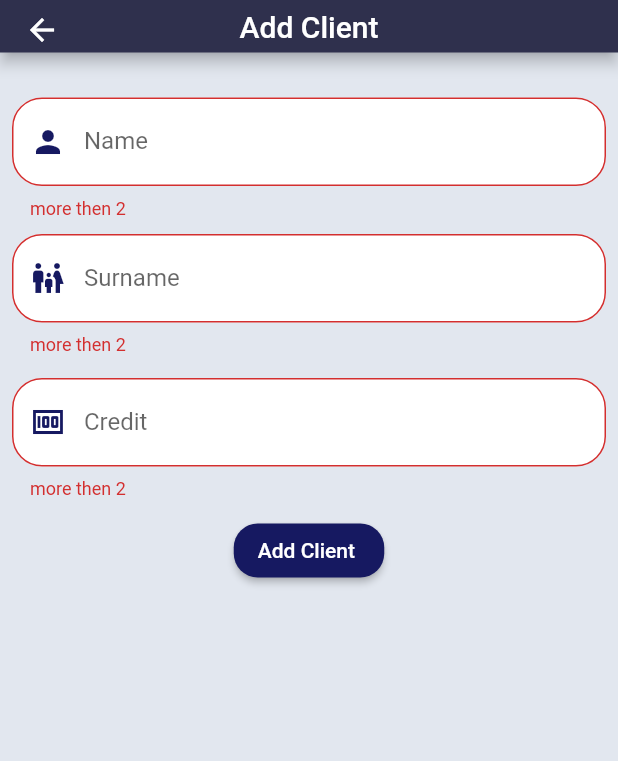
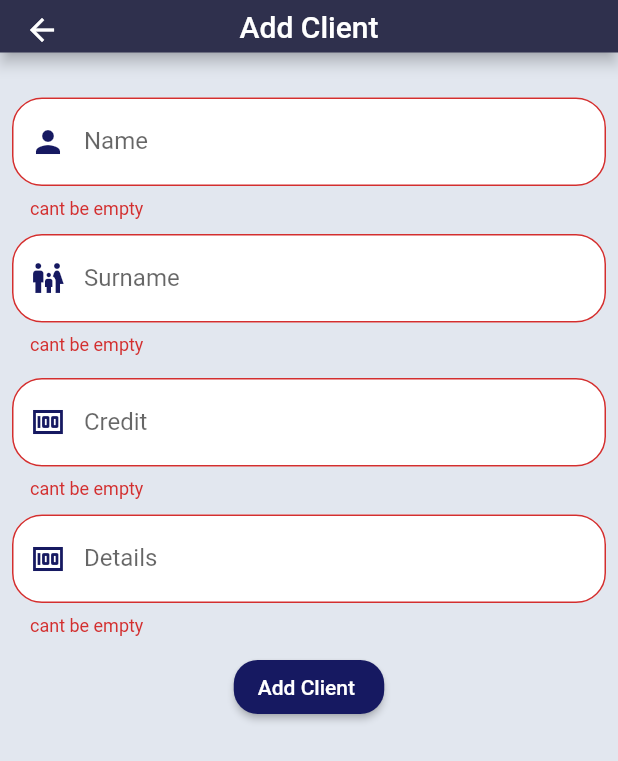
Before and after one commit to hichembtb/noter, a Flutter app: the AddClient screen opened by its route, after a tap on "Add Client", on a phone screen of 412 x 824 dp. Shown: the top 761 px of the screen. Run offline on Flutter 3.47's test engine with Material 2 defaults, Android fonts, the phone set to English and light mode, and no system bars; our stand-ins replace awesome_dialog, cloud_firestore, firebase_auth, firebase_core, get; accounts and stored records are empty.

Commit message:
details added

```diff
--- a/lib/core/constants/colors/app_color.dart
+++ b/lib/core/constants/colors/app_color.dart
@@ -2,6 +2,7 @@ import 'package:flutter/material.dart';
 
 class AppColor {
   static const Color kMainBackColor = Color(0xffe2e7ef);
+  static const Color kWhiteColor = Colors.white;
   static const Color kButtonColor = Color.fromARGB(255, 22, 25, 97);
   static const Color kFillTextFieldColor = Color(0xFFe2f1ff);
   static const Color kAppBarColor = Color.fromARGB(255, 47, 48, 77);
--- a/lib/core/controllers/add_client_controller.dart
+++ b/lib/core/controllers/add_client_controller.dart
@@ -3,13 +3,12 @@ import 'package:firebase_auth/firebase_auth.dart';
 import 'package:flutter/material.dart';
 import 'package:get/get.dart';
 import 'package:noter/core/constants/routes/app_routes.dart';
-
-import '../constants/colors/app_color.dart';
 import '../utils/show_loading.dart';
 
 class AddClientController extends GetxController {
   late String name;
   late String surname;
+  late String details;
   late double credit;
   GlobalKey<FormState> formstate = GlobalKey<FormState>();
   CollectionReference clientRef =
@@ -24,17 +23,12 @@ class AddClientController extends GetxController {
           'name': name,
           'surname': surname,
           'credit': credit,
+          'details': details,
           'date': DateTime.now().toString(),
           'refId': FirebaseAuth.instance.currentUser!.uid,
           'payment': [],
         }).then(
           (value) {
-            Get.snackbar(
-              'Alert',
-              'please refresh the page to update your data',
-              colorText: AppColor.kButtonColor,
-              duration: const Duration(seconds: 5),
-            );
             Get.offAllNamed(AppRoute.homepage);
           },
         ).catchError(
--- a/lib/core/controllers/homepage_controller.dart
+++ b/lib/core/controllers/homepage_controller.dart
@@ -3,9 +3,11 @@ import 'package:firebase_auth/firebase_auth.dart';
 import 'package:flutter/material.dart';
 import 'package:get/get.dart';
 import 'package:noter/core/constants/routes/app_routes.dart';
+import 'package:noter/core/utils/show_details.dart';
 import 'package:noter/models/client_model.dart';
 
 class HomePageController extends GetxController {
+  late dynamic addedDate;
   // Sign out
   signout() async {
     await FirebaseAuth.instance.signOut();
@@ -16,15 +18,24 @@ class HomePageController extends GetxController {
 // ! Navigation Function
   navToAdd() {
     Get.toNamed(AppRoute.addclient);
+    Get.delete<HomePageController>();
   }
 
-  navToView(String name, String surname, double credit, List payment) {
+  navToView(String name, String surname, double credit, List payment,
+      String details) {
     Get.toNamed(AppRoute.viewclient, arguments: {
       "name": name,
       "surname": surname,
       "credit": credit,
       "payment": payment,
+      "details": details,
     });
+    Get.delete<HomePageController>();
+  }
+
+  showDetailsDialog(
+      String name, String date, String details, BuildContext context) {
+    showDetails(name, date, details, context);
   }
 
   // ! Variable For Function Fetch Client
@@ -35,13 +46,13 @@ class HomePageController extends GetxController {
   User? currentUser = FirebaseAuth.instance.currentUser!;
   Future fetchClients() async {
     clientInstance.clear();
-    QuerySnapshot<Object?> clientQuery = await clientRef
-        .where('refId', isEqualTo: currentUser!.uid)
-        .get();
+    QuerySnapshot<Object?> clientQuery =
+        await clientRef.where('refId', isEqualTo: currentUser!.uid).get();
     clientDocs = clientQuery.docs;
     for (QueryDocumentSnapshot<Object?> client in clientDocs) {
       Map<String, dynamic> clientData = client.data() as Map<String, dynamic>;
       clientInstance.add(ClientModel.fromMap(clientData));
+
       update();
     }
   }
--- /dev/null
+++ b/lib/core/functions/validator.dart
@@ -0,0 +1,28 @@
+import 'package:get/get.dart';
+
+validator(String value, int min, int max, String type) {
+  // chekc if entred value is a username
+  if (type == 'username') {
+    if (!GetUtils.isUsername(value)) {
+      return "User Name too long";
+    }
+  }
+  // chekc if entred value is a email
+  if (type == 'email') {
+    if (!GetUtils.isEmail(value)) {
+      return "email not valid";
+    }
+  }
+  // check if entred value is empty
+  if (value.isEmpty) {
+    return 'cant be empty';
+  }
+  // check if entred value is less than min
+  if (value.length < min) {
+    return 'cant be less than $min';
+  }
+  // check if entred value is less than max
+  if (value.length > max) {
+    return 'cant be less than $max';
+  }
+}
--- a/lib/core/utils/show_loading.dart
+++ b/lib/core/utils/show_loading.dart
@@ -1,5 +1,4 @@
 import 'package:flutter/material.dart';
-
 import '../constants/colors/app_color.dart';
 
 showLoading(context) {
--- a/lib/core/widgets/add_client_text_field.dart
+++ b/lib/core/widgets/add_client_text_field.dart
@@ -0,0 +1,43 @@
+import 'package:flutter/material.dart';
+import '../constants/colors/app_color.dart';
+
+class AddClientTextField extends StatelessWidget {
+  const AddClientTextField({
+    Key? key,
+    required this.validator,
+    required this.onSaved,
+    required this.labelText,
+    required this.keyboardType,
+    required this.icon,
+    this.maxLines,
+  }) : super(key: key);
+  //
+  final String? Function(String?)? validator;
+  final void Function(String?)? onSaved;
+  final String? labelText;
+  final IconData icon;
+  final int? maxLines;
+  final TextInputType? keyboardType;
+  //
+  @override
+  Widget build(BuildContext context) {
+    return TextFormField(
+      validator: validator,
+      onSaved: onSaved,
+      keyboardType: keyboardType,
+      maxLines: maxLines,
+      decoration: InputDecoration(
+        labelText: labelText,
+        prefixIcon: Icon(
+          icon,
+          color: AppColor.kButtonColor,
+        ),
+        filled: true,
+        fillColor: Colors.white,
+        border: OutlineInputBorder(
+          borderRadius: BorderRadius.circular(20),
+        ),
+      ),
+    );
+  }
+}
--- a/lib/core/widgets/custom_text_formfield.dart
+++ b/lib/core/widgets/custom_text_formfield.dart
@@ -13,6 +13,7 @@ class CustomTextFormField extends StatelessWidget {
   final String hintText;
   final IconData prefixIcon;
   final TextStyle? hintStyle;
+  final String? initialValue;
 
   const CustomTextFormField({
     Key? key,
@@ -23,6 +24,7 @@ class CustomTextFormField extends StatelessWidget {
     this.validator,
     this.controller,
     this.hintStyle,
+    this.initialValue,
     required this.obscureText,
     required this.hintText,
     required this.prefixIcon,
@@ -30,6 +32,7 @@ class CustomTextFormField extends StatelessWidget {
   @override
   Widget build(BuildContext context) {
     return TextFormField(
+      initialValue: initialValue,
       obscureText: obscureText,
       controller: controller,
       validator: validator,
--- a/lib/models/client_model.dart
+++ b/lib/models/client_model.dart
@@ -1,6 +1,7 @@
 class ClientModel {
   final String name;
   final String surname;
+  final String details;
   final String date;
   final String refId;
   final double credit;
@@ -13,6 +14,7 @@ class ClientModel {
     required this.refId,
     required this.credit,
     required this.payment,
+    required this.details,
   });
   factory ClientModel.fromMap(Map<String, dynamic> data) {
     return ClientModel(
@@ -22,6 +24,7 @@ class ClientModel {
       date: data['date'],
       refId: data['refId'],
       payment: data['payment'],
+      details: data['details'],
     );
   }
 }
--- a/lib/view/home/crud/add_client.dart
+++ b/lib/view/home/crud/add_client.dart
@@ -1,8 +1,9 @@
 import 'package:flutter/material.dart';
-import 'package:flutter/services.dart';
 import 'package:get/get.dart';
 import 'package:noter/core/controllers/add_client_controller.dart';
+import 'package:noter/core/functions/validator.dart';
 import '../../../core/constants/colors/app_color.dart';
+import '../../../core/widgets/add_client_text_field.dart';
 import '../../../core/widgets/custom_main_button.dart';
 
 class AddClient extends StatelessWidget {
@@ -22,7 +23,6 @@ class AddClient extends StatelessWidget {
         ),
         body: ListView(
           padding: const EdgeInsets.only(left: 8, right: 8),
-          // physics: const NeverScrollableScrollPhysics(),
           children: [
             const SizedBox(
               height: 20,
@@ -36,16 +36,9 @@ class AddClient extends StatelessWidget {
                   ),
                   AddClientTextField(
                     labelText: 'Name',
+                    keyboardType: TextInputType.name,
                     icon: Icons.person,
-                    validator: (val) {
-                      if (val!.length > 22) {
-                        return "less then 22 pls";
-                      }
-                      if (val.length < 2) {
-                        return "more then 2";
-                      }
-                      return null;
-                    },
+                    validator: (value) => validator(value!, 3, 22, ''),
                     onSaved: (val) {
                       addClientController.name = val!;
                     },
@@ -55,16 +48,9 @@ class AddClient extends StatelessWidget {
                   ),
                   AddClientTextField(
                     labelText: 'Surname',
+                    keyboardType: TextInputType.name,
                     icon: Icons.family_restroom,
-                    validator: (val) {
-                      if (val!.length > 22) {
-                        return "less then 22 pls";
-                      }
-                      if (val.length < 2) {
-                        return "more then 2";
-                      }
-                      return null;
-                    },
+                    validator: (value) => validator(value!, 3, 22, ''),
                     onSaved: (val) {
                       addClientController.surname = val!;
                     },
@@ -74,18 +60,24 @@ class AddClient extends StatelessWidget {
                   ),
                   AddClientTextField(
                     labelText: 'Credit',
+                    keyboardType: TextInputType.number,
                     icon: Icons.money,
-                    validator: (val) {
-                      if (val!.length > 22) {
-                        return "less then 22 pls";
-                      }
-                      if (val.length < 2) {
-                        return "more then 2";
-                      }
-                      return null;
-                    },
+                    validator: (value) => validator(value!, 1, 7, ''),
                     onSaved: (val) {
                       addClientController.credit = double.parse(val!);
+                    },
+                  ),
+                  const SizedBox(
+                    height: 10,
+                  ),
+                  AddClientTextField(
+                    labelText: 'Details',
+                    keyboardType: TextInputType.name,
+                    icon: Icons.money,
+                    //  obscureText: false,
+                    validator: (value) => validator(value!, 10, 1000, ''),
+                    onSaved: (val) {
+                      addClientController.details = val!;
                     },
                   ),
                   const SizedBox(
@@ -109,41 +101,3 @@ class AddClient extends StatelessWidget {
     );
   }
 }
-
-class AddClientTextField extends StatelessWidget {
-  const AddClientTextField({
-    Key? key,
-    required this.validator,
-    required this.onSaved,
-    required this.labelText,
-    required this.icon,
-  }) : super(key: key);
-  //
-  final String? Function(String?)? validator;
-  final void Function(String?)? onSaved;
-  final String? labelText;
-  final IconData icon;
-  //
-  @override
-  Widget build(BuildContext context) {
-    return TextFormField(
-      validator: validator,
-      onSaved: onSaved,
-      inputFormatters: [
-        LengthLimitingTextInputFormatter(22),
-      ],
-      decoration: InputDecoration(
-        labelText: labelText,
-        prefixIcon: Icon(
-          icon,
-          color: AppColor.kButtonColor,
-        ),
-        filled: true,
-        fillColor: Colors.white,
-        border: OutlineInputBorder(
-          borderRadius: BorderRadius.circular(20),
-        ),
-      ),
-    );
-  }
-}
--- a/pubspec.yaml
+++ b/pubspec.yaml
@@ -30,6 +30,7 @@ dependencies:
   awesome_dialog: ^3.0.2
   cloud_firestore: ^3.5.0
   cupertino_icons: ^1.0.5
+  date_format: ^2.0.7
   firebase_auth: ^3.11.1
   firebase_core: ^1.24.0
   firebase_messaging: ^13.0.4
```
Also changed, not shown: lib/core/controllers/view_client_controller.dart (+12 -19 lines), lib/core/utils/show_details.dart (added, +42 -0 lines), lib/view/home/crud/view_client.dart (+19 -17 lines), lib/view/home/homepage_screen.dart (+29 -21 lines), pubspec.lock.
